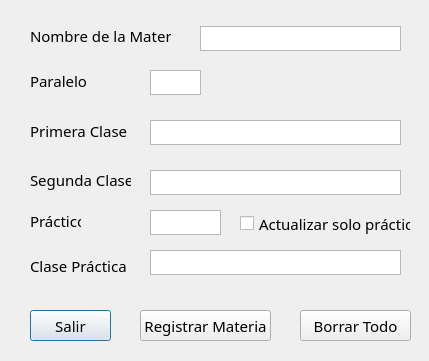
Above: RegistroMaterias.ui from francisdayl/GenHora before the change. Below: the same form after it.
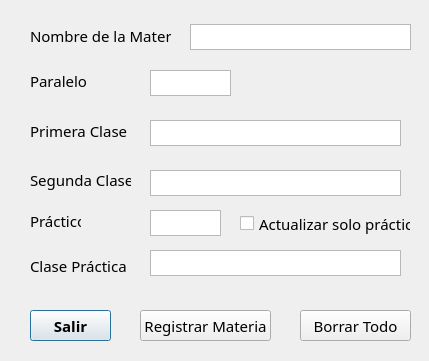
That is the form after the change.

Commit message: Cambios Interfaces Graficas e integración en un solo archivo Main

```diff
--- a/RegistroMaterias.ui
+++ b/RegistroMaterias.ui
@@ -143,153 +143,6 @@
     <string>Clase Práctica</string>
    </property>
   </widget>
-  <widget class="QTextEdit" name="Text_Mat">
-   <property name="geometry">
-    <rect>
-     <x>200</x>
-     <y>26</y>
-     <width>201</width>
-     <height>25</height>
-    </rect>
-   </property>
-   <property name="font">
-    <font>
-     <pointsize>9</pointsize>
-    </font>
-   </property>
-   <property name="cursor" stdset="0">
-    <cursorShape>IBeamCursor</cursorShape>
-   </property>
-   <property name="verticalScrollBarPolicy">
-    <enum>Qt::ScrollBarAlwaysOff</enum>
-   </property>
-   <property name="horizontalScrollBarPolicy">
-    <enum>Qt::ScrollBarAsNeeded</enum>
-   </property>
-   <property name="autoFormatting">
-    <set>QTextEdit::AutoBulletList</set>
-   </property>
-  </widget>
-  <widget class="QTextEdit" name="Text_Par">
-   <property name="geometry">
-    <rect>
-     <x>150</x>
-     <y>70</y>
-     <width>51</width>
-     <height>25</height>
-    </rect>
-   </property>
-   <property name="font">
-    <font>
-     <pointsize>9</pointsize>
-    </font>
-   </property>
-   <property name="cursor" stdset="0">
-    <cursorShape>IBeamCursor</cursorShape>
-   </property>
-   <property name="verticalScrollBarPolicy">
-    <enum>Qt::ScrollBarAlwaysOff</enum>
-   </property>
-   <property name="horizontalScrollBarPolicy">
-    <enum>Qt::ScrollBarAsNeeded</enum>
-   </property>
-  </widget>
-  <widget class="QTextEdit" name="Text_1Clas">
-   <property name="geometry">
-    <rect>
-     <x>150</x>
-     <y>120</y>
-     <width>251</width>
-     <height>25</height>
-    </rect>
-   </property>
-   <property name="font">
-    <font>
-     <pointsize>9</pointsize>
-    </font>
-   </property>
-   <property name="cursor" stdset="0">
-    <cursorShape>IBeamCursor</cursorShape>
-   </property>
-   <property name="verticalScrollBarPolicy">
-    <enum>Qt::ScrollBarAlwaysOff</enum>
-   </property>
-   <property name="horizontalScrollBarPolicy">
-    <enum>Qt::ScrollBarAsNeeded</enum>
-   </property>
-  </widget>
-  <widget class="QTextEdit" name="Text_2Clas">
-   <property name="geometry">
-    <rect>
-     <x>150</x>
-     <y>170</y>
-     <width>251</width>
-     <height>25</height>
-    </rect>
-   </property>
-   <property name="font">
-    <font>
-     <pointsize>9</pointsize>
-    </font>
-   </property>
-   <property name="cursor" stdset="0">
-    <cursorShape>IBeamCursor</cursorShape>
-   </property>
-   <property name="verticalScrollBarPolicy">
-    <enum>Qt::ScrollBarAlwaysOff</enum>
-   </property>
-   <property name="horizontalScrollBarPolicy">
-    <enum>Qt::ScrollBarAsNeeded</enum>
-   </property>
-  </widget>
-  <widget class="QTextEdit" name="Text_ParP">
-   <property name="geometry">
-    <rect>
-     <x>150</x>
-     <y>210</y>
-     <width>71</width>
-     <height>25</height>
-    </rect>
-   </property>
-   <property name="font">
-    <font>
-     <pointsize>9</pointsize>
-    </font>
-   </property>
-   <property name="cursor" stdset="0">
-    <cursorShape>IBeamCursor</cursorShape>
-   </property>
-   <property name="verticalScrollBarPolicy">
-    <enum>Qt::ScrollBarAlwaysOff</enum>
-   </property>
-   <property name="horizontalScrollBarPolicy">
-    <enum>Qt::ScrollBarAsNeeded</enum>
-   </property>
-  </widget>
-  <widget class="QTextEdit" name="Text_ClasP">
-   <property name="geometry">
-    <rect>
-     <x>150</x>
-     <y>250</y>
-     <width>251</width>
-     <height>25</height>
-    </rect>
-   </property>
-   <property name="font">
-    <font>
-     <pointsize>9</pointsize>
-    </font>
-   </property>
-   <property name="cursor" stdset="0">
-    <cursorShape>IBeamCursor</cursorShape>
-   </property>
-   <property name="verticalScrollBarPolicy">
-    <enum>Qt::ScrollBarAlwaysOff</enum>
-   </property>
-   <property name="horizontalScrollBarPolicy">
-    <enum>Qt::ScrollBarAsNeeded</enum>
-   </property>
-  </widget>
   <widget class="QPushButton" name="Bot_Salir">
    <property name="geometry">
     <rect>
@@ -299,6 +152,12 @@
      <height>31</height>
     </rect>
    </property>
+   <property name="font">
+    <font>
+     <weight>75</weight>
+     <bold>true</bold>
+    </font>
+   </property>
    <property name="cursor">
     <cursorShape>PointingHandCursor</cursorShape>
    </property>
@@ -341,6 +200,120 @@
     <string>Borrar Todo</string>
    </property>
   </widget>
+  <widget class="QPlainTextEdit" name="Text_Mat">
+   <property name="geometry">
+    <rect>
+     <x>190</x>
+     <y>24</y>
+     <width>221</width>
+     <height>26</height>
+    </rect>
+   </property>
+   <property name="cursor" stdset="0">
+    <cursorShape>IBeamCursor</cursorShape>
+   </property>
+   <property name="verticalScrollBarPolicy">
+    <enum>Qt::ScrollBarAlwaysOff</enum>
+   </property>
+   <property name="horizontalScrollBarPolicy">
+    <enum>Qt::ScrollBarAlwaysOff</enum>
+   </property>
+  </widget>
+  <widget class="QPlainTextEdit" name="Text_Par">
+   <property name="geometry">
+    <rect>
+     <x>150</x>
+     <y>70</y>
+     <width>81</width>
+     <height>26</height>
+    </rect>
+   </property>
+   <property name="cursor" stdset="0">
+    <cursorShape>IBeamCursor</cursorShape>
+   </property>
+   <property name="verticalScrollBarPolicy">
+    <enum>Qt::ScrollBarAlwaysOff</enum>
+   </property>
+   <property name="horizontalScrollBarPolicy">
+    <enum>Qt::ScrollBarAlwaysOff</enum>
+   </property>
+  </widget>
+  <widget class="QPlainTextEdit" name="Text_PC">
+   <property name="geometry">
+    <rect>
+     <x>150</x>
+     <y>120</y>
+     <width>251</width>
+     <height>26</height>
+    </rect>
+   </property>
+   <property name="cursor" stdset="0">
+    <cursorShape>IBeamCursor</cursorShape>
+   </property>
+   <property name="verticalScrollBarPolicy">
+    <enum>Qt::ScrollBarAlwaysOff</enum>
+   </property>
+   <property name="horizontalScrollBarPolicy">
+    <enum>Qt::ScrollBarAlwaysOff</enum>
+   </property>
+  </widget>
+  <widget class="QPlainTextEdit" name="Text_SC">
+   <property name="geometry">
+    <rect>
+     <x>150</x>
+     <y>170</y>
+     <width>251</width>
+     <height>26</height>
+    </rect>
+   </property>
+   <property name="cursor" stdset="0">
+    <cursorShape>IBeamCursor</cursorShape>
+   </property>
+   <property name="verticalScrollBarPolicy">
+    <enum>Qt::ScrollBarAlwaysOff</enum>
+   </property>
+   <property name="horizontalScrollBarPolicy">
+    <enum>Qt::ScrollBarAlwaysOff</enum>
+   </property>
+  </widget>
+  <widget class="QPlainTextEdit" name="Text_CP">
+   <property name="geometry">
+    <rect>
+     <x>150</x>
+     <y>250</y>
+     <width>251</width>
+     <height>26</height>
+    </rect>
+   </property>
+   <property name="cursor" stdset="0">
+    <cursorShape>IBeamCursor</cursorShape>
+   </property>
+   <property name="verticalScrollBarPolicy">
+    <enum>Qt::ScrollBarAlwaysOff</enum>
+   </property>
+   <property name="horizontalScrollBarPolicy">
+    <enum>Qt::ScrollBarAlwaysOff</enum>
+   </property>
+  </widget>
+  <widget class="QPlainTextEdit" name="Text_Pract">
+   <property name="geometry">
+    <rect>
+     <x>150</x>
+     <y>210</y>
+     <width>71</width>
+     <height>26</height>
+    </rect>
+   </property>
+   <property name="cursor" stdset="0">
+    <cursorShape>IBeamCursor</cursorShape>
+   </property>
+   <property name="verticalScrollBarPolicy">
+    <enum>Qt::ScrollBarAlwaysOff</enum>
+   </property>
+   <property name="horizontalScrollBarPolicy">
+    <enum>Qt::ScrollBarAlwaysOff</enum>
+   </property>
+  </widget>
  </widget>
  <resources/>
  <connections/>
```
The commit also changes 7 other files.
